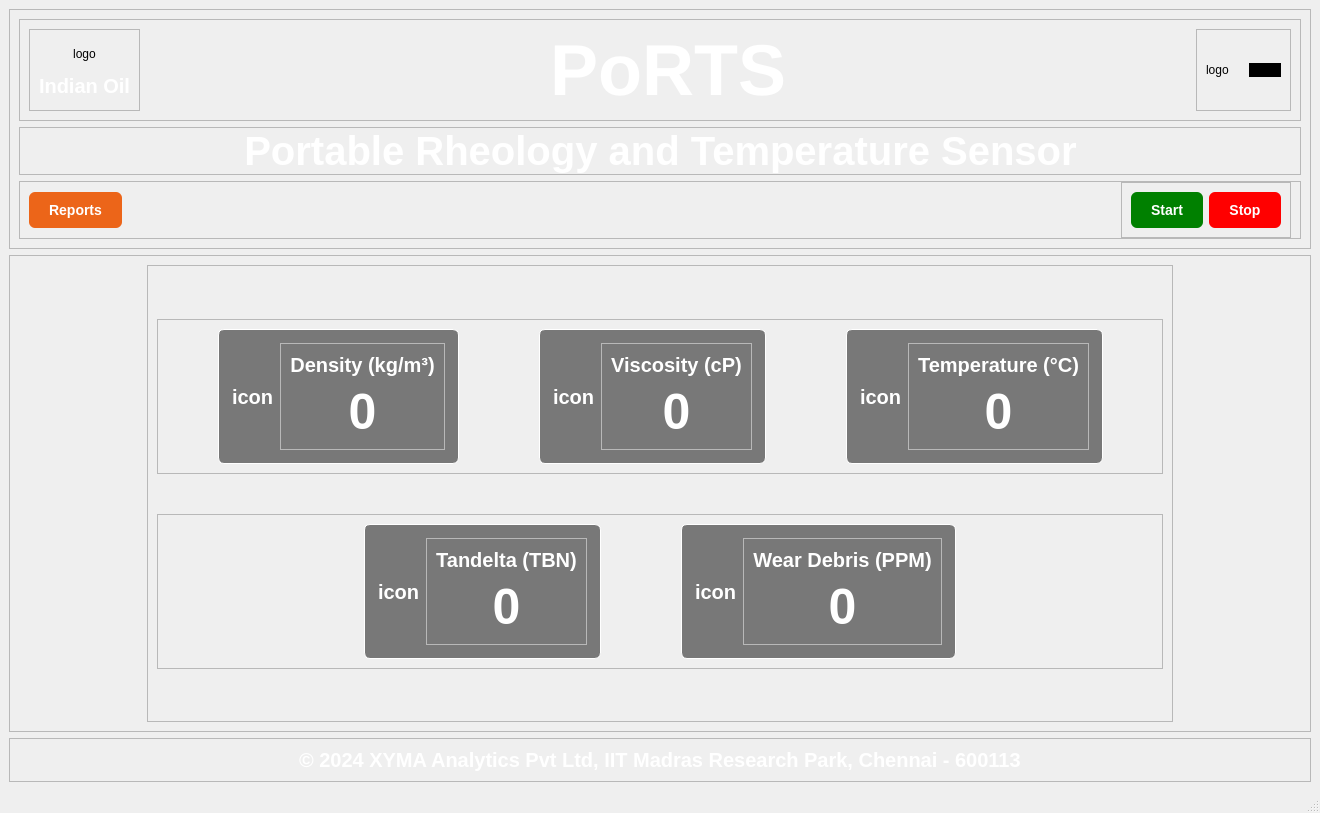
Qt form Assets/UiFiles/finalisedPage.ui (Jeffrey-Ragland/pyqt5IOCLTwo) before a commit.
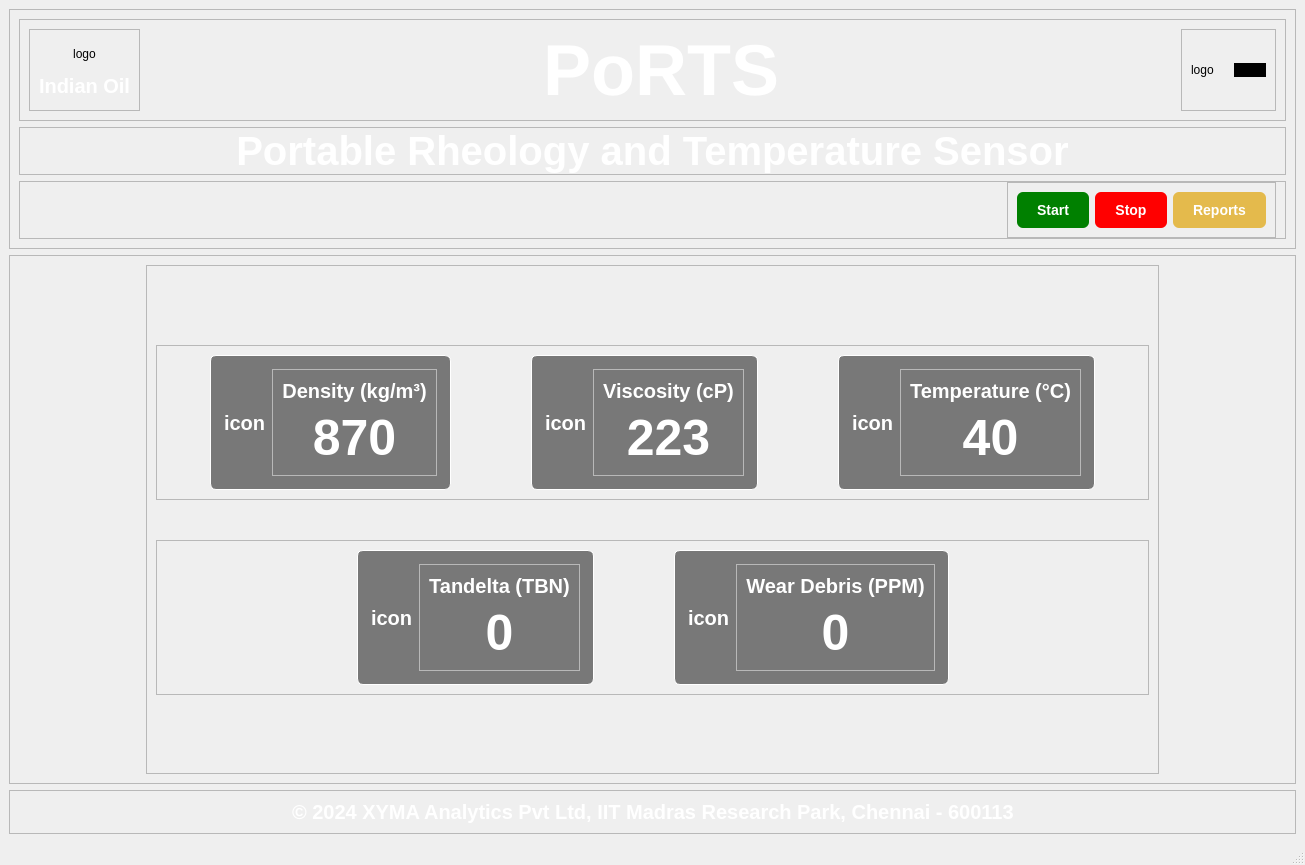
The same form after that commit.

The edit to the form file:
```diff
--- a/Assets/UiFiles/finalisedPage.ui
+++ b/Assets/UiFiles/finalisedPage.ui
@@ -6,8 +6,8 @@
    <rect>
     <x>0</x>
     <y>0</y>
-    <width>1320</width>
-    <height>813</height>
+    <width>1305</width>
+    <height>865</height>
    </rect>
   </property>
   <property name="windowTitle">
@@ -234,23 +234,6 @@
           <property name="bottomMargin">
            <number>0</number>
           </property>
-          <item>
-           <widget class="QPushButton" name="reportsButton">
-            <property name="styleSheet">
-             <string notr="true">#reportsButton {
-	background-color: rgb(236,101,25);
-	border-radius: 6px;
-	color: white;
-	padding: 10px 20px;
-	font: bold;
-	font-size: 14px;
-}</string>
-            </property>
-            <property name="text">
-             <string>Reports</string>
-            </property>
-           </widget>
-          </item>
           <item>
            <spacer name="horizontalSpacer_3">
             <property name="orientation">
@@ -290,7 +273,7 @@
             <property name="frameShadow">
              <enum>QFrame::Raised</enum>
             </property>
-            <layout class="QHBoxLayout" name="horizontalLayout_5">
+            <layout class="QHBoxLayout" name="horizontalLayout_5" stretch="0,0,0">
              <property name="spacing">
               <number>6</number>
              </property>
@@ -314,6 +297,23 @@
                </property>
               </widget>
              </item>
+             <item>
+              <widget class="QPushButton" name="reportsButton">
+               <property name="styleSheet">
+                <string notr="true">#reportsButton {
+	background-color: rgb(228, 186, 76);
+	border-radius: 6px;
+	color: white;
+	padding: 10px 20px;
+	font: bold;
+	font-size: 14px;
+}</string>
+               </property>
+               <property name="text">
+                <string>Reports</string>
+               </property>
+              </widget>
+             </item>
             </layout>
            </widget>
           </item>
@@ -459,7 +459,7 @@
                       <string notr="true"/>
                      </property>
                      <property name="text">
-                      <string>0</string>
+                      <string>870</string>
                      </property>
                      <property name="alignment">
                       <set>Qt::AlignCenter</set>
@@ -529,7 +529,7 @@
                    <item>
                     <widget class="QLabel" name="viscosityCardLabel">
                      <property name="text">
-                      <string>0</string>
+                      <string>223</string>
                      </property>
                      <property name="alignment">
                       <set>Qt::AlignCenter</set>
@@ -599,7 +599,7 @@
                    <item>
                     <widget class="QLabel" name="temperatureCardLabel">
                      <property name="text">
-                      <string>0</string>
+                      <string>40</string>
                      </property>
                      <property name="alignment">
                       <set>Qt::AlignCenter</set>
```
Left out of the diff: 2 changed lines with no effect on the pictures.
